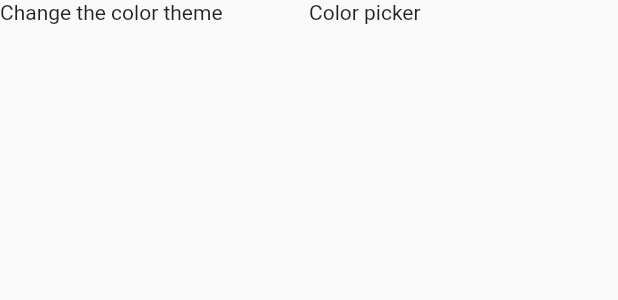
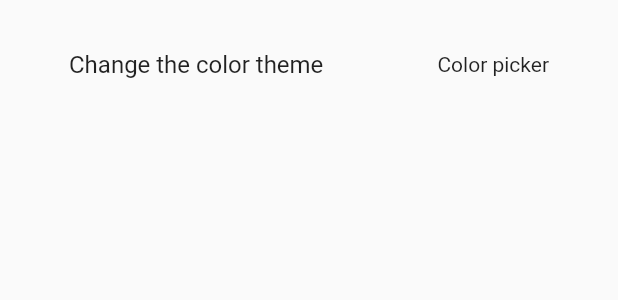
Before and after one commit to Alson33/App_With_Flutter, a Flutter app: the SettingPageMainPart widget shown alone on an empty page, opened directly, on a phone screen of 412 x 824 dp. Shown: the top 300 px of the screen. Run offline on Flutter 3.47's test engine with Material 2 defaults, Android fonts, the phone set to English and light mode, and no system bars.

Commit message:
made setting page little attractive

```diff
--- a/HealthyApp/lib/settings/settingPage.dart
+++ b/HealthyApp/lib/settings/settingPage.dart
@@ -1,4 +1,4 @@
-import 'package:HealthyApp/repeatedWidget.dart';
+import 'package:HealthyApp/widgets/repeatedWidget.dart';
 import 'package:flutter/material.dart';
 import '../customPaints/customPaints.dart';
 
@@ -28,10 +28,6 @@ class SettingPage extends StatelessWidget {
                 flex: 4,
                 child: Column(
                   children: <Widget>[
-                    Divider(
-                      color: Colors.grey[100],
-                      height: 2.0,
-                    ),
                     // TODO: Make IconButtons for the objectiveIcon
                     SettingPageMainPart(
                         objectiveText: 'Change the color theme',
@@ -42,10 +38,6 @@ class SettingPage extends StatelessWidget {
                     SettingPageMainPart(
                         objectiveText: 'Chaneg hour and minute',
                         objectiveIcon: 'Hr/min'),
-                    Divider(
-                      color: Colors.grey[100],
-                      height: 2.0,
-                    ),
                   ],
                 ),
               ),
@@ -56,7 +48,19 @@ class SettingPage extends StatelessWidget {
               ),
               Expanded(
                 flex: 1,
-                child: Text('Growth rate'),
+                child: Align(
+                  alignment: Alignment.bottomRight,
+                  child: Padding(
+                    padding: const EdgeInsets.symmetric(
+                      vertical: 20.0,
+                      horizontal: 40.0,
+                    ),
+                    child: Text(
+                      'Growth rate',
+                      style: TextStyle(fontSize: 25.0),
+                    ),
+                  ),
+                ),
               ),
             ],
           ),
@@ -77,20 +81,32 @@ class SettingPageMainPart extends StatelessWidget {
   // FIXME: Make objectiveIcon a icon widget
   final String objectiveIcon;
 
+  final bool switchTile = true;
+
   @override
   Widget build(BuildContext context) {
-    // TODO: Make it Attractive maybe try using listTile or SwitchTile
     return Expanded(
-      child: Row(
-        children: <Widget>[
-          Expanded(
-            child: Text('$objectiveText'),
-          ),
-          Expanded(
-            child: Text('$objectiveIcon'),
-          ),
-        ],
+      child: Padding(
+        padding: const EdgeInsets.symmetric(
+          vertical: 15.0,
+          horizontal: 30.0,
+        ),
+        child: ListTile(
+          title: Text(objectiveText),
+          trailing: Text(objectiveIcon),
+        ),
       ),
     );
   }
 }
+
+// Row(
+//         children: <Widget>[
+//           Expanded(
+//             child: Text('$objectiveText'),
+//           ),
+//           Expanded(
+//             child: Text('$objectiveIcon'),
+//           ),
+//         ],
+//       ),
```
